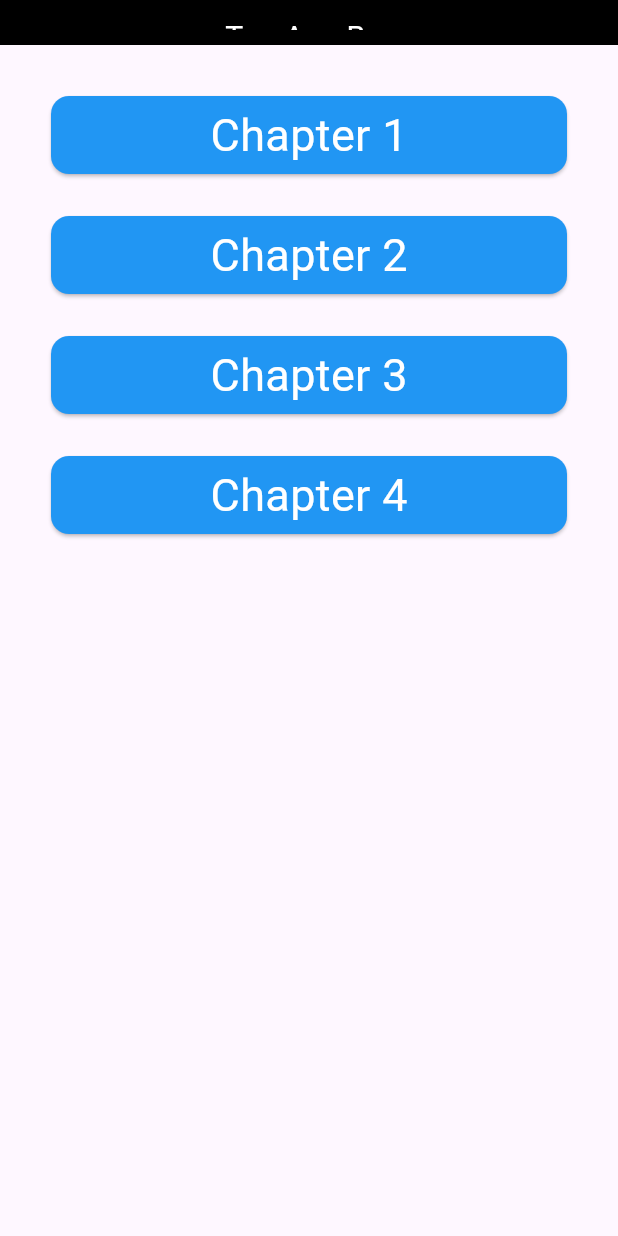
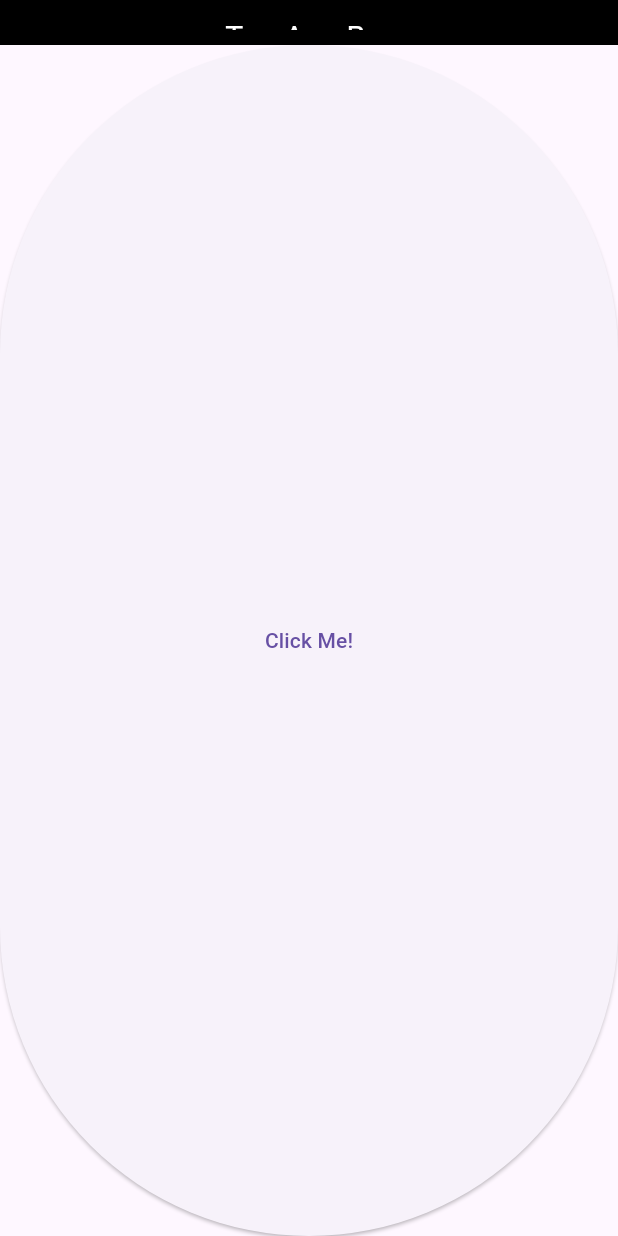
Before and after one commit to wz-Tan/kitahack_hackathon, a Flutter app: the screen it shows after launch, on a phone screen of 412 x 824 dp. Run offline on Flutter 3.47's test engine with Material 3 defaults, Android fonts, the phone set to English and light mode, and no system bars.

Commit message:
Change Page

```diff
--- a/lib/main.dart
+++ b/lib/main.dart
@@ -1,7 +1,7 @@
 
 import 'package:flutter/material.dart';
 import 'package:provider/provider.dart';
-
+import 'test.dart' as test;
 void main() {
   runApp(const MainApp());
 }
@@ -14,8 +14,15 @@ class LessonData{
 
 //Global App State
 class MainAppState extends ChangeNotifier{
-  //List of Classes
+  //List of Lessons
   List<LessonData> lessons=[LessonData("Chapter 1"),LessonData("Chapter 2"),LessonData("Chapter 3"),LessonData("Chapter 4")];
+  int selectedPage=0;
+
+  void changePage(int page){
+    selectedPage=page;
+    print("PAGE IS CHANGEDDD $selectedPage");
+    notifyListeners();
+  }
 }
 
 //Main App, Prepares State and Prompts Main Layout
@@ -43,10 +50,18 @@ class MainLayout extends StatefulWidget{
 }
 
 class _MainLayoutState extends State<MainLayout>{
-  //Variables Here
 
   @override
   Widget build(BuildContext context) {
+    var selectedPage=context.watch<MainAppState>().selectedPage;
+    Widget displayedPage;
+
+    if (selectedPage==-1){
+      displayedPage=ChaptersPage();
+    }
+    else{
+      displayedPage=test.TestPage();
+    }
     return Scaffold(
       //Top App Bar, Set Size then the Child (Set to Black Color For Easy Visualisation)
       appBar: PreferredSize(
@@ -67,7 +82,7 @@ class _MainLayoutState extends State<MainLayout>{
           )),
 
       body:Expanded(
-        child: ChaptersPage()
+        child: displayedPage
       )
     );
   }
@@ -82,6 +97,7 @@ class ChaptersPage extends StatelessWidget{
   @override
   Widget build(BuildContext context) {
     var lessons=context.watch<MainAppState>().lessons;
+    var page=context.watch<MainAppState>().selectedPage;
 
     //Padding, Sized Box then Column
     return Padding(
@@ -91,6 +107,7 @@ class ChaptersPage extends StatelessWidget{
         height: double.infinity,
         child: Column(
           children: [
+            Text("$page"),
             for (var lesson in lessons.indexed)
               ChapterSelectionBox(chapterName: lesson.$2.chapterName, index: lesson.$1)
           ],
@@ -108,6 +125,7 @@ class ChapterSelectionBox extends StatelessWidget{
 
   @override
   Widget build(BuildContext context) {
+    var appState=context.watch<MainAppState>();
     return Padding(
       padding: EdgeInsets.all(10),
 
@@ -119,6 +137,7 @@ class ChapterSelectionBox extends StatelessWidget{
         child:InkWell(
           onTap: (){
             print("I am tapped! $index");
+            appState.changePage(index);
           },
 
         child: Card(
--- /dev/null
+++ b/lib/test.dart
@@ -0,0 +1,23 @@
+
+import 'package:flutter/material.dart';
+import 'package:provider/provider.dart';
+import 'main.dart' as main;
+
+class TestPage extends StatelessWidget{
+  const TestPage({super.key});
+
+  @override
+  Widget build(BuildContext context) {
+    var mainAppState=context.watch<main.MainAppState>();
+
+    return SizedBox
+    (
+      width: double.infinity,
+      height: double.infinity,
+      child: ElevatedButton(
+      onPressed: (){
+      mainAppState.changePage(-1);
+    },
+    child: Text("Click Me!")));
+  }
+}
```
